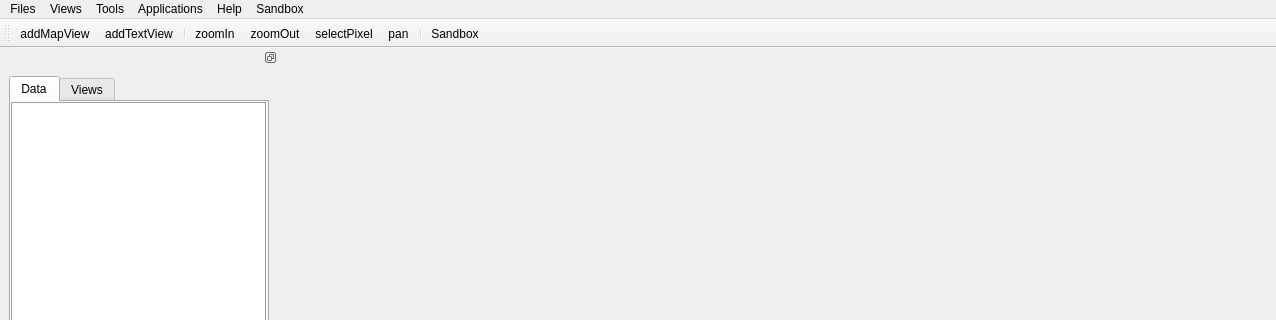
jakimowb/enmapbox_testmigration2, file enmapbox/gui/enmapbox_gui.ui: the form before one commit; both pictures show x 0 to 1276 and y 0 to 320 of the 1276 by 755 pixel window.
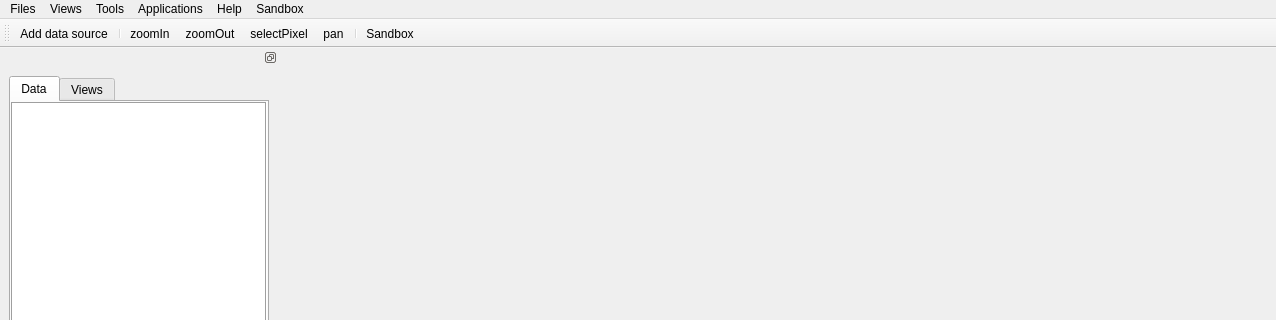
The form after the commit. Icons and pictures are not drawn.

Diff of the .ui file:
```diff
--- a/enmapbox/gui/enmapbox_gui.ui
+++ b/enmapbox/gui/enmapbox_gui.ui
@@ -160,8 +160,7 @@
    <attribute name="toolBarBreak">
     <bool>false</bool>
    </attribute>
-   <addaction name="actionAddMapView"/>
-   <addaction name="actionAddTextView"/>
+   <addaction name="actionAddDataSource"/>
    <addaction name="separator"/>
    <addaction name="actionZoomIn"/>
    <addaction name="actionZoomOut"/>
@@ -266,6 +265,14 @@
     <string>selectSandbox</string>
    </property>
   </action>
+  <action name="actionAddDataSource">
+   <property name="text">
+    <string>Add data source</string>
+   </property>
+   <property name="toolTip">
+    <string>Adds a data sourc, e.g. raster or vector file</string>
+   </property>
+  </action>
  </widget>
  <resources>
   <include location="resources.qrc"/>
```
Left out of the diff: 48 changed lines with no effect on the pictures.
